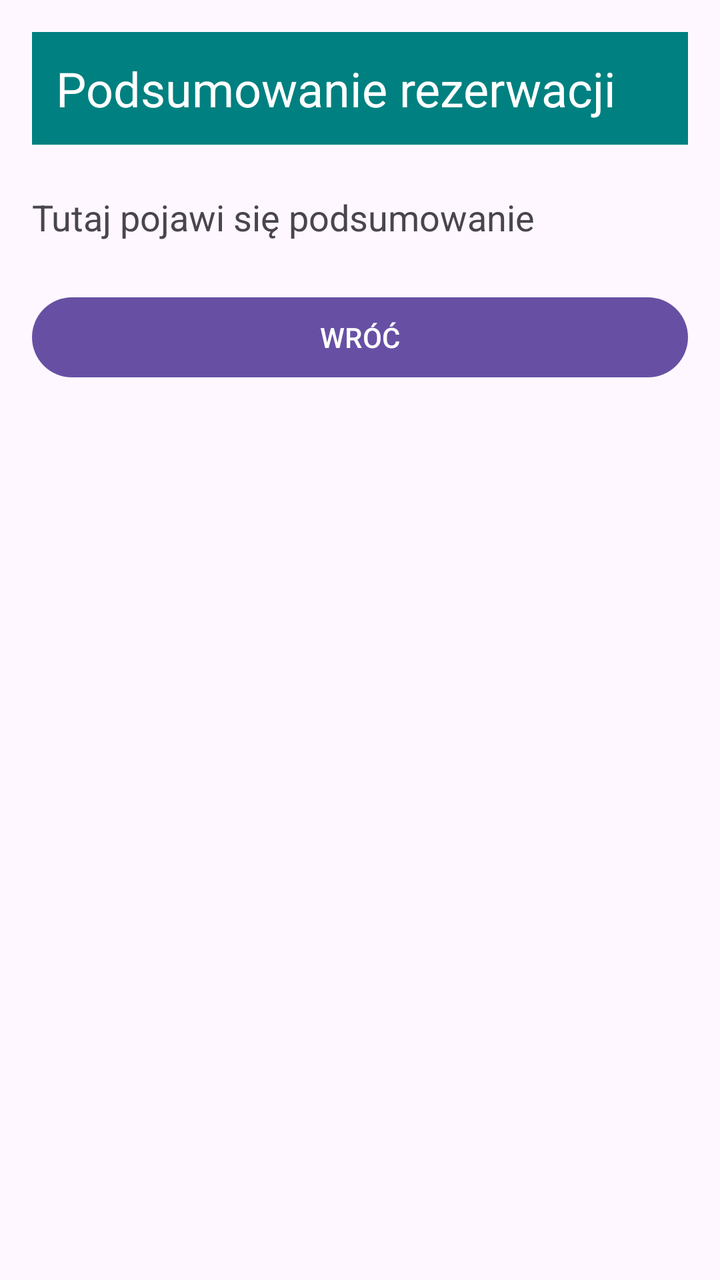
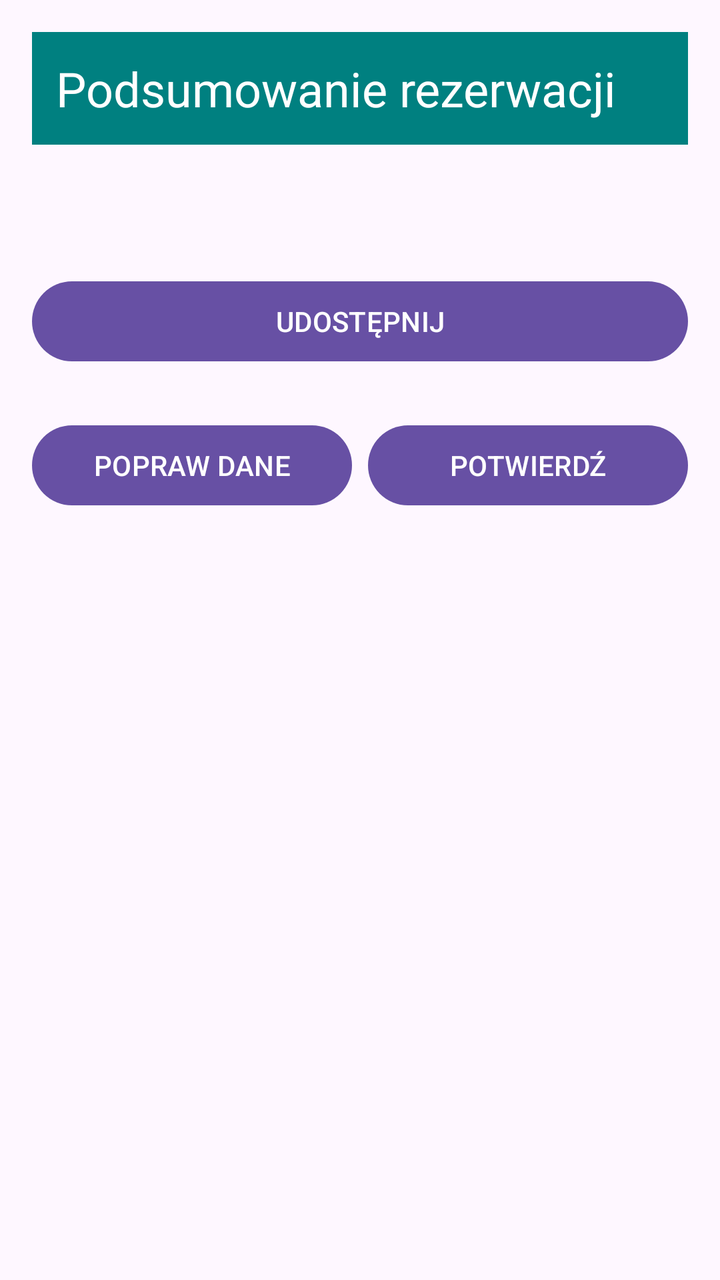

An Android layout rendered at two revisions. The XML below is the earlier revision; the diff shows what the commit changed to produce the second picture.
<!-- AndroidManifest.xml: application theme Theme._08intencjedrugiekranZad2 -->
<!-- res/layout/activity_summary.xml -->
<?xml version="1.0" encoding="utf-8"?>
<LinearLayout xmlns:android="http://schemas.android.com/apk/res/android"
    android:id="@+id/summary"
    android:layout_width="match_parent"
    android:layout_height="match_parent"
    android:orientation="vertical"
    android:padding="16dp">

    <TextView
        android:layout_width="match_parent"
        android:layout_height="wrap_content"
        android:background="#008080"
        android:padding="12dp"
        android:text="@string/header_summary"
        android:textColor="#FFFFFF"
        android:textSize="24sp" />

    <TextView
        android:id="@+id/tvSummary"
        android:layout_width="match_parent"
        android:layout_height="wrap_content"
        android:layout_marginTop="24dp"
        android:text="Tutaj pojawi się podsumowanie"
        android:textSize="18sp" />

    <Button
        android:id="@+id/btnBack"
        android:layout_width="match_parent"
        android:layout_height="wrap_content"
        android:layout_marginTop="24dp"
        android:text="@string/btn_back" />

</LinearLayout>
<!-- resources referenced by this layout -->
<resources>
  <string name="btn_back">WRÓĆ</string>
  <string name="header_summary">Podsumowanie rezerwacji</string>
  <style name="Theme._08intencjedrugiekranZad2" parent="Base.Theme._08intencjedrugiekranZad2" />
  <style name="Base.Theme._08intencjedrugiekranZad2" parent="Theme.Material3.DayNight.NoActionBar">
          
          
      </style>
</resources>

<!-- the commit's change to res/layout/activity_summary.xml (unified diff, before → after) -->
@@ -20,14 +20,37 @@
         android:layout_width="match_parent"
         android:layout_height="wrap_content"
         android:layout_marginTop="24dp"
-        android:text="Tutaj pojawi się podsumowanie"
+        android:lineSpacingExtra="4dp"
         android:textSize="18sp" />
 
     <Button
-        android:id="@+id/btnBack"
+        android:id="@+id/btnShare"
+        android:layout_width="match_parent"
+        android:layout_height="wrap_content"
+        android:layout_marginTop="16dp"
+        android:text="@string/btn_share" />
+
+    <LinearLayout
         android:layout_width="match_parent"
         android:layout_height="wrap_content"
         android:layout_marginTop="24dp"
-        android:text="@string/btn_back" />
+        android:orientation="horizontal">
+
+        <Button
+            android:id="@+id/btnEdit"
+            android:layout_width="0dp"
+            android:layout_height="wrap_content"
+            android:layout_marginEnd="8dp"
+            android:layout_weight="1"
+            android:text="@string/btn_edit" />
+
+        <Button
+            android:id="@+id/btnConfirm"
+            android:layout_width="0dp"
+            android:layout_height="wrap_content"
+            android:layout_weight="1"
+            android:text="@string/btn_confirm" />
+
+    </LinearLayout>
 
 </LinearLayout>
<!-- resource entries referenced after the edit -->
@@ -1,6 +1,8 @@
 <!-- resources referenced by this layout -->
 <resources>
-  <string name="btn_back">WRÓĆ</string>
+  <string name="btn_confirm">POTWIERDŹ</string>
+  <string name="btn_edit">POPRAW DANE</string>
+  <string name="btn_share">UDOSTĘPNIJ</string>
   <string name="header_summary">Podsumowanie rezerwacji</string>
   <style name="Theme._08intencjedrugiekranZad2" parent="Base.Theme._08intencjedrugiekranZad2" />
   <style name="Base.Theme._08intencjedrugiekranZad2" parent="Theme.Material3.DayNight.NoActionBar">
